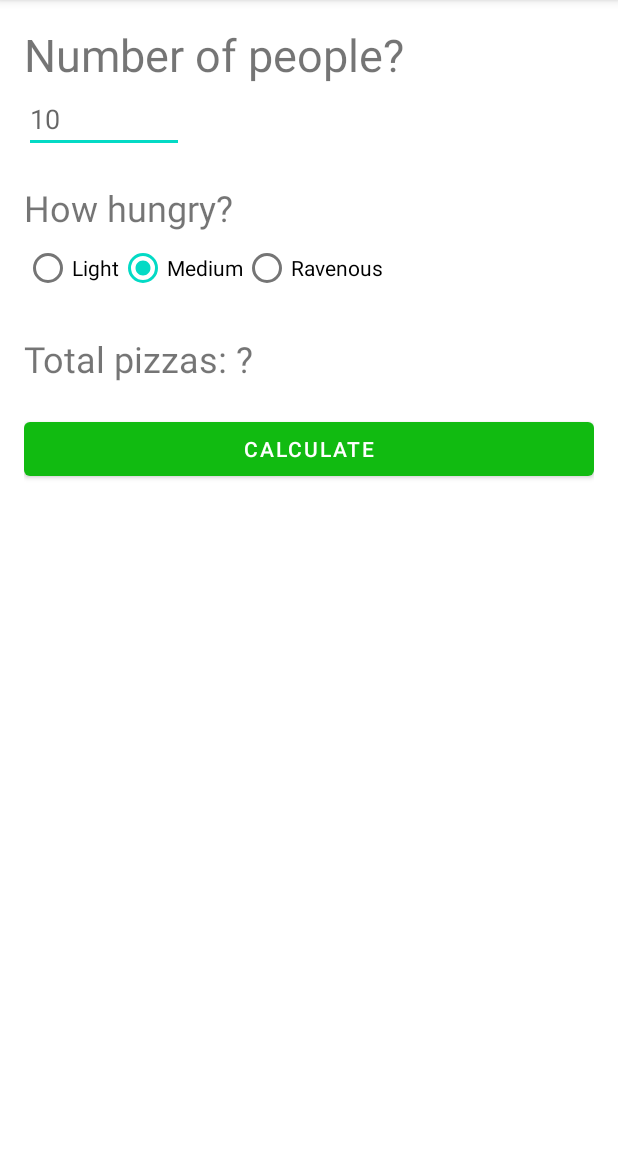
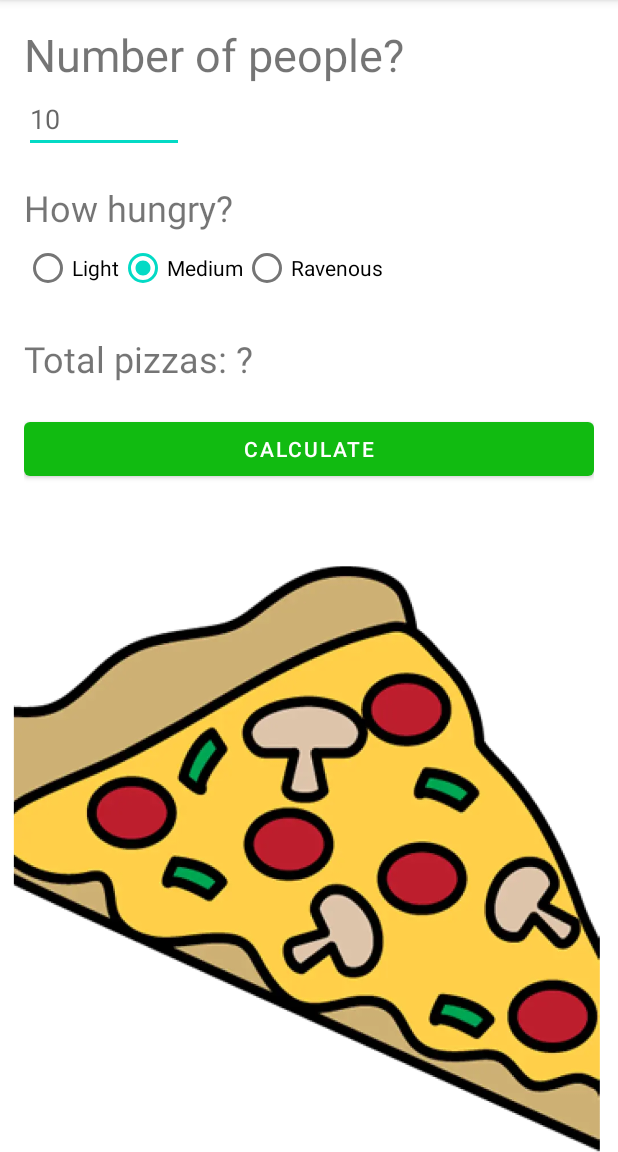
Before and after one commit to inzan/PizzaParty, an Android app: the screen it shows after launch (MainActivity), on a phone screen of 412 x 824 dp, the part 84-1236 px from its top. Run offline under Robolectric (Android 15) with nearby library versions, the phone set to English and light mode, and no system bars.

Commit message:
background image, dimension resources

```diff
--- a/app/src/main/res/layout/activity_main.xml
+++ b/app/src/main/res/layout/activity_main.xml
@@ -1,6 +1,7 @@
 <?xml version="1.0" encoding="utf-8"?>
 <LinearLayout xmlns:android="http://schemas.android.com/apk/res/android"
     xmlns:tools="http://schemas.android.com/tools"
+    android:background="@drawable/pizza_background"
     android:id="@+id/activity_main"
     android:layout_width="match_parent"
     android:layout_height="match_parent"
--- a/app/src/main/res/values-night/themes.xml
+++ b/app/src/main/res/values-night/themes.xml
@@ -3,7 +3,7 @@
     <style name="Theme.PizzaParty" parent="Theme.MaterialComponents.DayNight.DarkActionBar">
         <!-- Primary brand color. -->
         <item name="colorPrimary">@color/my_green</item>
-        <item name="colorPrimaryVariant">@color/purple_700</item>
+        <item name="colorPrimaryVariant">@color/my_red</item>
         <item name="colorOnPrimary">@color/black</item>
         <!-- Secondary brand color. -->
         <item name="colorSecondary">@color/teal_200</item>
--- a/app/src/main/res/values/colors.xml
+++ b/app/src/main/res/values/colors.xml
@@ -8,4 +8,5 @@
     <color name="black">#FF000000</color>
     <color name="white">#FFFFFFFF</color>
     <color name="my_green">#11BB11</color>
+    <color name="my_red">#BB1111</color>
 </resources>
--- a/app/src/main/res/values/themes.xml
+++ b/app/src/main/res/values/themes.xml
@@ -3,7 +3,7 @@
     <style name="Theme.PizzaParty" parent="Theme.MaterialComponents.DayNight.DarkActionBar">
         <!-- Primary brand color. -->
         <item name="colorPrimary">@color/my_green</item>
-        <item name="colorPrimaryVariant">@color/purple_700</item>
+        <item name="colorPrimaryVariant">@color/my_red</item>
         <item name="colorOnPrimary">@color/white</item>
         <!-- Secondary brand color. -->
         <item name="colorSecondary">@color/teal_200</item>
```
Also changed, not shown: app/src/main/res/drawable/pizza_background.webp (added).
